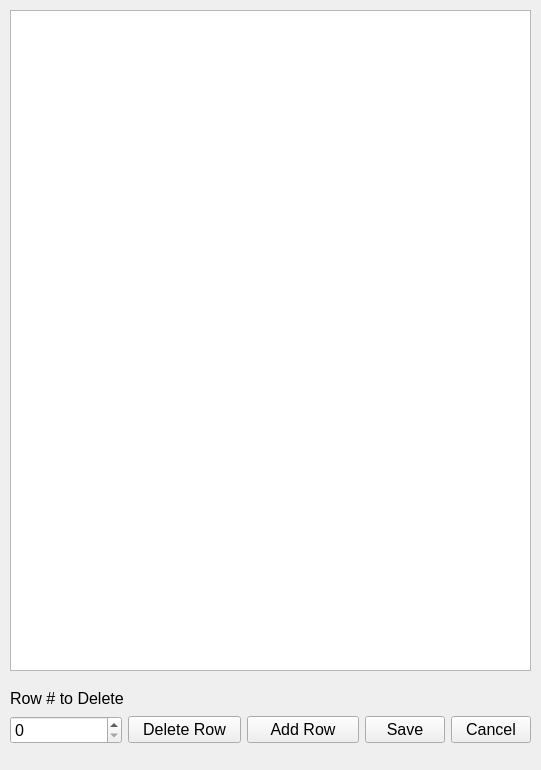
max9001/Bulk-Club-Project, file manageinventory.ui: the form before one commit.
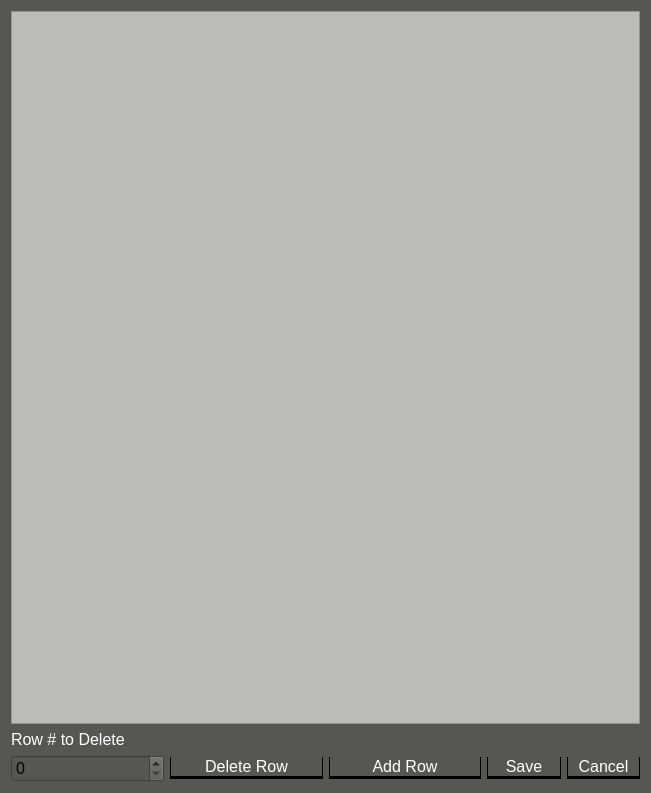
The form after the commit.

```diff
--- a/manageinventory.ui
+++ b/manageinventory.ui
@@ -6,32 +6,183 @@
    <rect>
     <x>0</x>
     <y>0</y>
-    <width>541</width>
-    <height>770</height>
+    <width>651</width>
+    <height>793</height>
    </rect>
   </property>
   <property name="windowTitle">
    <string>Manage Inventory</string>
   </property>
-  <widget class="QTableView" name="tableView">
-   <property name="geometry">
-    <rect>
-     <x>10</x>
-     <y>10</y>
-     <width>521</width>
-     <height>661</height>
-    </rect>
-   </property>
-  </widget>
+  <property name="styleSheet">
+   <string notr="true">QPushButton{
+	background-color: rgb(46, 52, 54);
+	border: none;
+	color: rgb(255, 255, 255);
+	border-left: 1px solid rgb(0, 0, 0);
+	border-right: 1px solid rgb(0, 0, 0);
+	border-bottom: 3px solid rgb(0, 0, 0);
+}
+
+QPushButton:hover{
+	background-color: rgb(59, 59, 59);
+	border: none;
+	color: rgb(255, 255, 255);
+	border-left: 1px solid rgb(29, 29, 29);
+	border-right: 1px solid rgb(29, 29, 29);
+	border-bottom: 3px solid rgb(29, 29, 29);
+}
+
+QPushButton:pressed{
+	background-color: rgb(46, 52, 54);
+	border: none;
+	color: rgb(255, 255, 255);
+	border-left: 1px solid rgb(0, 0, 0);
+	border-right: 1px solid rgb(0, 0, 0);
+	border-top: 3px solid rgb(0, 0, 0);
+}
+
+QDialog{
+	background-color: rgb(85, 87, 83);
+}
+
+QWidget{
+	background-color: rgb(85, 87, 83);
+}
+
+QMainWindow{
+	background-color: rgb(85, 87, 83);
+}
+
+QLabel{
+	color: rgb(255, 255, 255);
+	
+}
+
+QLineEdit{
+	border: 2px solid rgb(37, 39, 48);
+	border-radius: 10px;
+	color: #FFF;
+	background-color:rgb(34, 36, 44);
+}
+
+QLineEdit:hover{
+	border: 2px solid rgb(48, 50, 62);
+}
+
+QLineEdit:focus{
+	border: 2px solid rgb(85, 170, 255);
+	background-color:rgb(43, 45, 56);
+}
+
+
+/*--------------------------------------------------------------------------------------------*/
+
+ QScrollBar:vertical {
+	border: none;
+    background: rgb(45, 45, 68);
+    width: 14px;
+    margin: 15px 0 15px 0;
+	border-radius: 0px;
+ }
+
+/*  HANDLE BAR VERTICAL */
+QScrollBar::handle:vertical {	
+	background-color: rgb(80, 80, 122);
+	min-height: 30px;
+	border-radius: 7px;
+}
+QScrollBar::handle:vertical:hover{	
+	background-color: rgb(255, 0, 127);
+}
+QScrollBar::handle:vertical:pressed {	
+	background-color: rgb(185, 0, 92);
+}
+
+/* BTN TOP - SCROLLBAR */
+QScrollBar::sub-line:vertical {
+	border: none;
+	background-color: rgb(59, 59, 90);
+	height: 15px;
+	border-top-left-radius: 7px;
+	border-top-right-radius: 7px;
+	subcontrol-position: top;
+	subcontrol-origin: margin;
+}
+QScrollBar::sub-line:vertical:hover {	
+	background-color: rgb(255, 0, 127);
+}
+QScrollBar::sub-line:vertical:pressed {	
+	background-color: rgb(185, 0, 92);
+}
+
+/* BTN BOTTOM - SCROLLBAR */
+QScrollBar::add-line:vertical {
+	border: none;
+	background-color: rgb(59, 59, 90);
+	height: 15px;
+	border-bottom-left-radius: 7px;
+	border-bottom-right-radius: 7px;
+	subcontrol-position: bottom;
+	subcontrol-origin: margin;
+}
+QScrollBar::add-line:vertical:hover {	
+	background-color: rgb(255, 0, 127);
+}
+QScrollBar::add-line:vertical:pressed {	
+	background-color: rgb(185, 0, 92);
+}
+
+/* RESET ARROW */
+QScrollBar::up-arrow:vertical, QScrollBar::down-arrow:vertical {
+	background: none;
+}
+QScrollBar::add-page:vertical, QScrollBar::sub-page:vertical {
+	background: none;
+}
+
+
+QTableView{
+	background-color: rgb(186, 189, 182);
+}
+
+
+
+QScrollBar:horizontal {
+    border: none;
+    background: rgb(45, 45, 68);
+    width: 14px;
+    margin: 15px 0 15px 0;
+	border-radius: 0px;
+}
+QScrollBar::handle:horizontal {
+    background-color: rgb(80, 80, 122);
+	min-height: 30px;
+	border-radius: 7px;
+}
+QScrollBar::add-line:horizontal {
+    background-color: rgb(255, 0, 127);
+}
+
+QScrollBar::sub-line:horizontal {
+    background-color: rgb(185, 0, 92);
+}
+QScrollBar::up-arrow:horizontal, QScrollBar::down-arrow:horizontal
+{
+    background: none;
+}
+QScrollBar::add-page:horizontal, QScrollBar::sub-page:horizontal
+{
+    background: none;
+}
+
+</string>
+  </property>
+  <layout class="QVBoxLayout" name="verticalLayout">
+   <item>
+    <widget class="QTableView" name="tableView"/>
+   </item>
+   <item>
   <widget class="QLabel" name="label">
-   <property name="geometry">
-    <rect>
-     <x>10</x>
-     <y>690</y>
-     <width>271</width>
-     <height>16</height>
-    </rect>
-   </property>
    <property name="font">
     <font>
      <pointsize>12</pointsize>
@@ -41,15 +192,8 @@
     <string>Row # to Delete</string>
    </property>
   </widget>
-  <widget class="QWidget" name="layoutWidget">
-   <property name="geometry">
-    <rect>
-     <x>10</x>
-     <y>710</y>
-     <width>521</width>
-     <height>40</height>
-    </rect>
-   </property>
+   </item>
+   <item>
    <layout class="QHBoxLayout" name="horizontalLayout_2">
     <item>
      <widget class="QSpinBox" name="RowToDel">
@@ -125,7 +269,8 @@
      </layout>
     </item>
    </layout>
-  </widget>
+   </item>
+  </layout>
  </widget>
  <resources/>
  <connections/>
```
Lines whose indentation alone changed are shown as unchanged.
